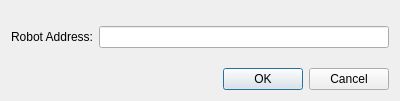
Qt form client/connectiondialog.ui (CWRUbotix/NASA-RMC-2018) before a commit.
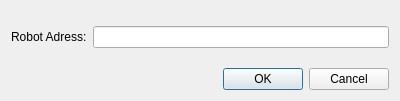
The same form after that commit.

Patch:
```diff
--- a/client/connectiondialog.ui
+++ b/client/connectiondialog.ui
@@ -32,7 +32,7 @@
      <item>
       <widget class="QLabel" name="label">
        <property name="text">
-        <string>Robot Address:</string>
+        <string>Robot Adress:</string>
        </property>
       </widget>
      </item>
```
